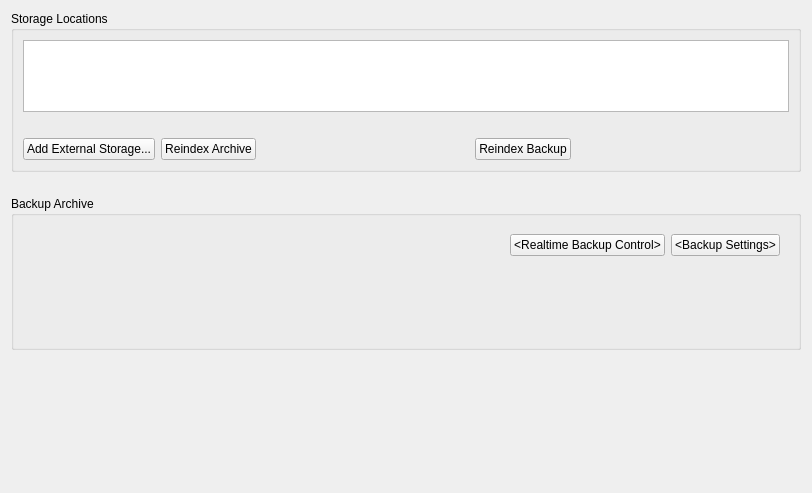
Above: vms/client/nx_vms_client_desktop/src/ui/widgets/properties/storage_config_widget.ui from networkoptix/nx_open before the change. Below: the same form after it.
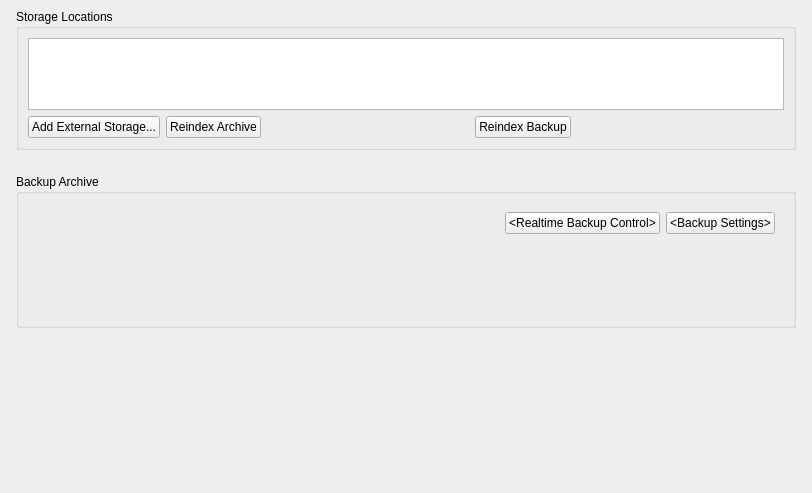
That is the form after the change. The open tabs and pages were chosen to show the change. Custom widgets are drawn as their Qt base class.

Commit message:
VMS-13742: Added storage selection for metadata db into Server Settings dialog
<==== Mercurial data ====>
Branch: vms_4.0_gui

What changed in the file:
```diff
--- a/vms/client/nx_vms_client_desktop/src/ui/widgets/properties/storage_config_widget.ui
+++ b/vms/client/nx_vms_client_desktop/src/ui/widgets/properties/storage_config_widget.ui
@@ -10,10 +10,46 @@
     <height>493</height>
    </rect>
   </property>
-  <layout class="QVBoxLayout" name="verticalLayout_2" stretch="1,0,0">
+  <layout class="QVBoxLayout" name="verticalLayout_2" stretch="0,0,0,0,0,0">
+   <property name="spacing">
+    <number>1</number>
+   </property>
+   <property name="leftMargin">
+    <number>0</number>
+   </property>
+   <property name="topMargin">
+    <number>0</number>
+   </property>
+   <property name="rightMargin">
+    <number>0</number>
+   </property>
+   <property name="bottomMargin">
+    <number>0</number>
+   </property>
+   <item>
+    <widget class="nx::vms::client::desktop::AlertBar" name="analyticsOnSystemDriveWarningLabel" native="true">
+     <property name="text" stdset="0">
+      <string>Analytics data can occupy tens of gigabytes of storage space. We recommend to chose other location for it instead of the system partition.</string>
+     </property>
+    </widget>
+   </item>
+   <item>
+    <layout class="QVBoxLayout" name="mainLayout">
    <property name="spacing">
     <number>24</number>
    </property>
+     <property name="leftMargin">
+      <number>16</number>
+     </property>
+     <property name="topMargin">
+      <number>8</number>
+     </property>
+     <property name="rightMargin">
+      <number>16</number>
+     </property>
+     <property name="bottomMargin">
+      <number>8</number>
+     </property>
    <item>
     <widget class="QGroupBox" name="storagesGroupBox">
      <property name="sizePolicy">
@@ -28,7 +64,7 @@
      <property name="flat">
       <bool>true</bool>
      </property>
-     <layout class="QVBoxLayout" name="verticalLayout" stretch="1,0,0">
+       <layout class="QVBoxLayout" name="verticalLayout" stretch="1,0">
       <item>
        <widget class="nx::vms::client::desktop::TreeView" name="storageView">
         <property name="sizePolicy">
@@ -72,13 +108,6 @@
         </attribute>
        </widget>
       </item>
-      <item>
-       <widget class="QLabel" name="storagesWarningLabel">
-        <property name="text">
-         <string/>
-        </property>
-       </widget>
-      </item>
       <item>
        <layout class="QHBoxLayout" name="horizontalLayout" stretch="0,0,0,0,0,0,0">
         <item>
@@ -510,6 +539,8 @@
      </layout>
     </widget>
    </item>
+    </layout>
+   </item>
    <item>
     <spacer name="verticalSpacer">
      <property name="orientation">
@@ -523,6 +554,27 @@
      </property>
     </spacer>
    </item>
+   <item>
+    <widget class="nx::vms::client::desktop::AlertBar" name="analyticsOnDisabledStorageWarningLabel" native="true">
+     <property name="text" stdset="0">
+      <string>Analytics data will continue to be stored on the disabled storage.</string>
+     </property>
+    </widget>
+   </item>
+   <item>
+    <widget class="nx::vms::client::desktop::AlertBar" name="storagesWarningLabel" native="true">
+     <property name="text" stdset="0">
+      <string>Recording to disabled storage location will stop. However, deleting outdated footage from it will continue.</string>
+     </property>
+    </widget>
+   </item>
+   <item>
+    <widget class="nx::vms::client::desktop::AlertBar" name="usbWarningLabel" native="true">
+     <property name="text" stdset="0">
+      <string>Recording was enabled on the USB storage</string>
+     </property>
+    </widget>
+   </item>
   </layout>
  </widget>
  <customwidgets>
@@ -542,6 +594,11 @@
    <extends>QTreeView</extends>
    <header location="global">nx/vms/client/desktop/common/widgets/tree_view.h</header>
   </customwidget>
+  <customwidget>
+   <class>nx::vms::client::desktop::AlertBar</class>
+   <extends>QWidget</extends>
+   <header location="global">nx/vms/client/desktop/common/widgets/message_bar.h</header>
+  </customwidget>
  </customwidgets>
  <resources/>
  <connections/>
```
Left out of the diff: 6 changed lines with no effect on the pictures. Lines whose indentation alone changed are shown as unchanged. The commit also changes 5 other files.
